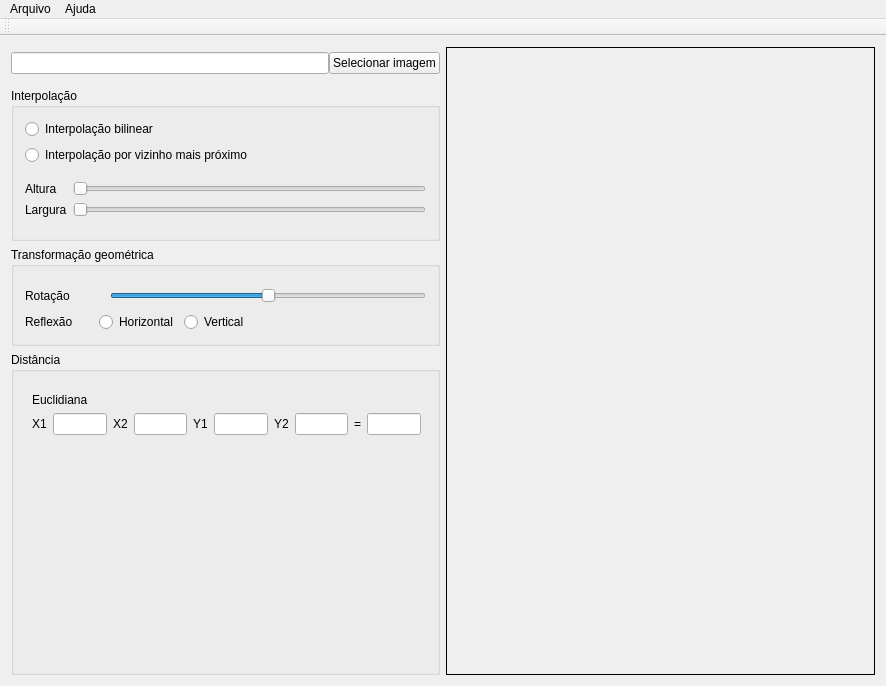
Above: qt/mainwindow.ui from herodrigues/cvip before the change. Below: the same form after it.
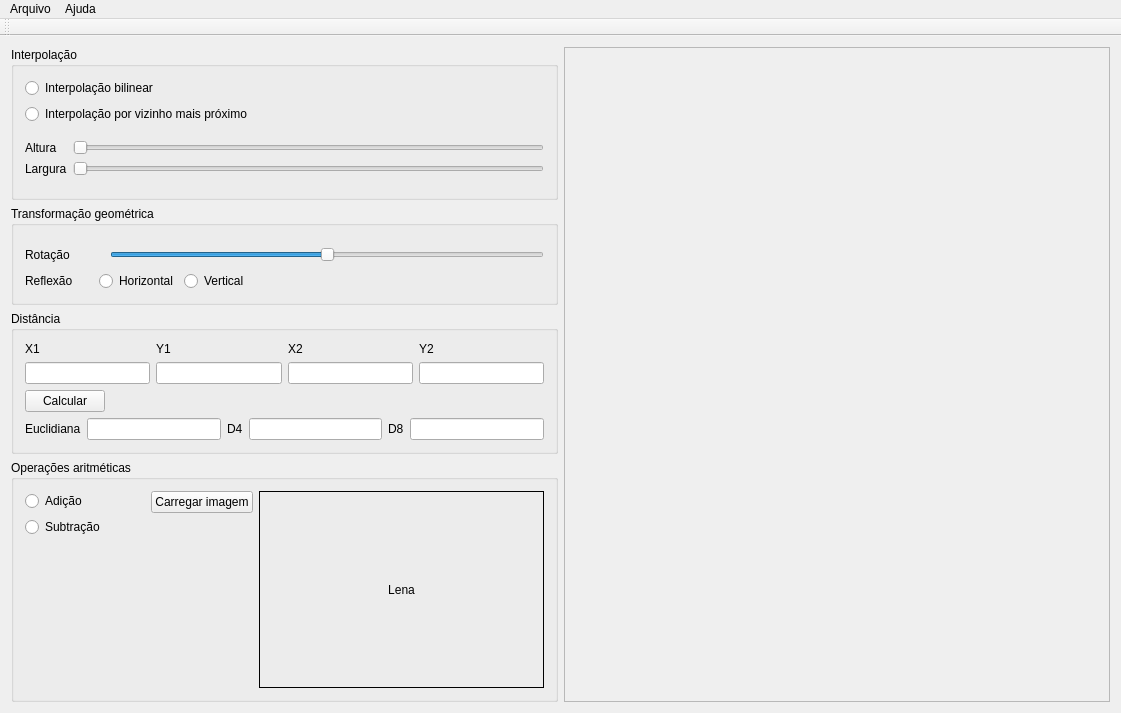
That is the form after the change.

Diff of the .ui file:
```diff
--- a/qt/mainwindow.ui
+++ b/qt/mainwindow.ui
@@ -6,16 +6,10 @@
    <rect>
     <x>0</x>
     <y>0</y>
-    <width>886</width>
-    <height>686</height>
+    <width>1121</width>
+    <height>713</height>
    </rect>
   </property>
-  <property name="sizePolicy">
-   <sizepolicy hsizetype="Preferred" vsizetype="Preferred">
-    <horstretch>0</horstretch>
-    <verstretch>0</verstretch>
-   </sizepolicy>
-  </property>
   <property name="windowTitle">
    <string>Image Processing using OpenCV and C++</string>
   </property>
@@ -23,33 +17,9 @@
    <layout class="QHBoxLayout" name="horizontalLayout_2">
     <item>
      <layout class="QVBoxLayout" name="verticalLayout_4">
-      <item>
-       <layout class="QHBoxLayout" name="horizontalLayout">
-        <property name="spacing">
-         <number>0</number>
-        </property>
-        <property name="topMargin">
-         <number>5</number>
-        </property>
-        <property name="bottomMargin">
-         <number>8</number>
-        </property>
-        <item>
-         <widget class="QLineEdit" name="imgLineEdit">
-          <property name="readOnly">
-           <bool>true</bool>
-          </property>
-         </widget>
-        </item>
-        <item>
-         <widget class="QPushButton" name="selectImgBtn">
-          <property name="text">
-           <string>Selecionar imagem</string>
-          </property>
-         </widget>
-        </item>
-       </layout>
-      </item>
+      <property name="sizeConstraint">
+       <enum>QLayout::SetFixedSize</enum>
+      </property>
       <item>
        <widget class="QGroupBox" name="groupBox">
         <property name="sizePolicy">
@@ -267,94 +237,275 @@
       </item>
       <item>
        <widget class="QGroupBox" name="groupBox_2">
+        <property name="sizePolicy">
+         <sizepolicy hsizetype="Preferred" vsizetype="Fixed">
+          <horstretch>0</horstretch>
+          <verstretch>0</verstretch>
+         </sizepolicy>
+        </property>
         <property name="title">
          <string>Distância</string>
         </property>
-        <widget class="QWidget" name="">
-         <property name="geometry">
-          <rect>
-           <x>10</x>
-           <y>30</y>
-           <width>411</width>
-           <height>64</height>
-          </rect>
-         </property>
-         <layout class="QVBoxLayout" name="verticalLayout_2">
-          <property name="sizeConstraint">
-           <enum>QLayout::SetMinimumSize</enum>
-          </property>
-          <item>
-           <widget class="QLabel" name="label_10">
-            <property name="text">
-             <string>Euclidiana</string>
-            </property>
-           </widget>
-          </item>
-          <item>
-           <layout class="QHBoxLayout" name="horizontalLayout_5">
-            <property name="sizeConstraint">
-             <enum>QLayout::SetMaximumSize</enum>
-            </property>
-            <item>
-             <widget class="QLabel" name="label_5">
-              <property name="text">
-               <string>X1</string>
-              </property>
-             </widget>
-            </item>
-            <item>
-             <widget class="QLineEdit" name="lineEdit"/>
-            </item>
-            <item>
-             <widget class="QLabel" name="label_8">
-              <property name="text">
-               <string>X2</string>
-              </property>
-             </widget>
-            </item>
-            <item>
-             <widget class="QLineEdit" name="lineEdit_4"/>
-            </item>
-            <item>
-             <widget class="QLabel" name="label_6">
-              <property name="text">
-               <string>Y1</string>
-              </property>
-             </widget>
-            </item>
-            <item>
-             <widget class="QLineEdit" name="lineEdit_2"/>
-            </item>
-            <item>
-             <widget class="QLabel" name="label_9">
-              <property name="text">
-               <string>Y2</string>
-              </property>
-             </widget>
-            </item>
-            <item>
-             <widget class="QLineEdit" name="lineEdit_5"/>
-            </item>
-            <item>
-             <widget class="QLabel" name="label_7">
-              <property name="text">
-               <string>=</string>
-              </property>
-             </widget>
-            </item>
-            <item>
-             <widget class="QLineEdit" name="lineEdit_3"/>
-            </item>
-           </layout>
-          </item>
-         </layout>
-        </widget>
+        <layout class="QVBoxLayout" name="verticalLayout_2">
+         <item>
+          <layout class="QGridLayout" name="gridLayout_2">
+           <item row="0" column="1">
+            <widget class="QLabel" name="label_6">
+             <property name="text">
+              <string>Y1</string>
+             </property>
+            </widget>
+           </item>
+           <item row="1" column="0">
+            <widget class="QLineEdit" name="lnX1">
+             <property name="sizePolicy">
+              <sizepolicy hsizetype="Minimum" vsizetype="Fixed">
+               <horstretch>0</horstretch>
+               <verstretch>0</verstretch>
+              </sizepolicy>
+             </property>
+            </widget>
+           </item>
+           <item row="1" column="3">
+            <widget class="QLineEdit" name="lnY2">
+             <property name="sizePolicy">
+              <sizepolicy hsizetype="Minimum" vsizetype="Fixed">
+               <horstretch>0</horstretch>
+               <verstretch>0</verstretch>
+              </sizepolicy>
+             </property>
+            </widget>
+           </item>
+           <item row="0" column="3">
+            <widget class="QLabel" name="label_9">
+             <property name="text">
+              <string>Y2</string>
+             </property>
+            </widget>
+           </item>
+           <item row="0" column="0">
+            <widget class="QLabel" name="label_5">
+             <property name="text">
+              <string>X1</string>
+             </property>
+            </widget>
+           </item>
+           <item row="0" column="2">
+            <widget class="QLabel" name="label_8">
+             <property name="text">
+              <string>X2</string>
+             </property>
+            </widget>
+           </item>
+           <item row="1" column="2">
+            <widget class="QLineEdit" name="lnX2">
+             <property name="sizePolicy">
+              <sizepolicy hsizetype="Minimum" vsizetype="Fixed">
+               <horstretch>0</horstretch>
+               <verstretch>0</verstretch>
+              </sizepolicy>
+             </property>
+            </widget>
+           </item>
+           <item row="1" column="1">
+            <widget class="QLineEdit" name="lnY1">
+             <property name="sizePolicy">
+              <sizepolicy hsizetype="Minimum" vsizetype="Fixed">
+               <horstretch>0</horstretch>
+               <verstretch>0</verstretch>
+              </sizepolicy>
+             </property>
+            </widget>
+           </item>
+          </layout>
+         </item>
+         <item>
+          <layout class="QHBoxLayout" name="horizontalLayout_5">
+           <item>
+            <widget class="QPushButton" name="pushButton">
+             <property name="text">
+              <string>Calcular</string>
+             </property>
+            </widget>
+           </item>
+           <item>
+            <spacer name="horizontalSpacer_5">
+             <property name="orientation">
+              <enum>Qt::Horizontal</enum>
+             </property>
+             <property name="sizeHint" stdset="0">
+              <size>
+               <width>308</width>
+               <height>20</height>
+              </size>
+             </property>
+            </spacer>
+           </item>
+          </layout>
+         </item>
+         <item>
+          <layout class="QHBoxLayout" name="horizontalLayout_8">
+           <item>
+            <widget class="QLabel" name="label_10">
+             <property name="text">
+              <string>Euclidiana</string>
+             </property>
+            </widget>
+           </item>
+           <item>
+            <widget class="QLineEdit" name="lnEucd"/>
+           </item>
+           <item>
+            <widget class="QLabel" name="label_7">
+             <property name="text">
+              <string>D4</string>
+             </property>
+            </widget>
+           </item>
+           <item>
+            <widget class="QLineEdit" name="lnD4"/>
+           </item>
+           <item>
+            <widget class="QLabel" name="label_14">
+             <property name="text">
+              <string>D8</string>
+             </property>
+            </widget>
+           </item>
+           <item>
+            <widget class="QLineEdit" name="lnD8"/>
+           </item>
+          </layout>
+         </item>
+        </layout>
+       </widget>
+      </item>
+      <item>
+       <widget class="QGroupBox" name="groupBox_4">
+        <property name="title">
+         <string>Operações aritméticas</string>
+        </property>
+        <layout class="QFormLayout" name="formLayout">
+         <item row="0" column="0">
+          <layout class="QVBoxLayout" name="verticalLayout_8">
+           <item>
+            <widget class="QRadioButton" name="rbAdd">
+             <property name="sizePolicy">
+              <sizepolicy hsizetype="Preferred" vsizetype="Fixed">
+               <horstretch>0</horstretch>
+               <verstretch>0</verstretch>
+              </sizepolicy>
+             </property>
+             <property name="text">
+              <string>Adição</string>
+             </property>
+            </widget>
+           </item>
+           <item>
+            <widget class="QRadioButton" name="rbSub">
+             <property name="sizePolicy">
+              <sizepolicy hsizetype="Preferred" vsizetype="Fixed">
+               <horstretch>0</horstretch>
+               <verstretch>0</verstretch>
+              </sizepolicy>
+             </property>
+             <property name="text">
+              <string>Subtração</string>
+             </property>
+            </widget>
+           </item>
+           <item>
+            <spacer name="verticalSpacer_2">
+             <property name="orientation">
+              <enum>Qt::Vertical</enum>
+             </property>
+             <property name="sizeHint" stdset="0">
+              <size>
+               <width>20</width>
+               <height>40</height>
+              </size>
+             </property>
+            </spacer>
+           </item>
+          </layout>
+         </item>
+         <item row="0" column="1">
+          <layout class="QHBoxLayout" name="horizontalLayout_11">
+           <item>
+            <spacer name="horizontalSpacer_6">
+             <property name="orientation">
+              <enum>Qt::Horizontal</enum>
+             </property>
+             <property name="sizeType">
+              <enum>QSizePolicy::Fixed</enum>
+             </property>
+             <property name="sizeHint" stdset="0">
+              <size>
+               <width>40</width>
+               <height>20</height>
+              </size>
+             </property>
+            </spacer>
+           </item>
+           <item>
+            <layout class="QHBoxLayout" name="horizontalLayout">
+             <item>
+              <layout class="QVBoxLayout" name="verticalLayout_7">
+               <item>
+                <widget class="QPushButton" name="pushButton_3">
+                 <property name="sizePolicy">
+                  <sizepolicy hsizetype="Fixed" vsizetype="Fixed">
+                   <horstretch>0</horstretch>
+                   <verstretch>0</verstretch>
+                  </sizepolicy>
+                 </property>
+                 <property name="text">
+                  <string>Carregar imagem</string>
+                 </property>
+                </widget>
+               </item>
+               <item>
+                <spacer name="verticalSpacer">
+                 <property name="orientation">
+                  <enum>Qt::Vertical</enum>
+                 </property>
+                 <property name="sizeHint" stdset="0">
+                  <size>
+                   <width>20</width>
+                   <height>40</height>
+                  </size>
+                 </property>
+                </spacer>
+               </item>
+              </layout>
+             </item>
+             <item>
+              <widget class="QLabel" name="tmpImage">
+               <property name="styleSheet">
+                <string notr="true">border: 1px solid;</string>
+               </property>
+               <property name="text">
+                <string>Lena</string>
+               </property>
+               <property name="scaledContents">
+                <bool>false</bool>
+               </property>
+               <property name="alignment">
+                <set>Qt::AlignCenter</set>
+               </property>
+              </widget>
+             </item>
+            </layout>
+           </item>
+          </layout>
+         </item>
+        </layout>
        </widget>
       </item>
      </layout>
     </item>
     <item>
-     <widget class="QLabel" name="modifiedImg">
+     <widget class="QScrollArea" name="scrollArea">
       <property name="sizePolicy">
        <sizepolicy hsizetype="Expanding" vsizetype="Expanding">
         <horstretch>0</horstretch>
@@ -362,14 +513,42 @@
        </sizepolicy>
       </property>
       <property name="styleSheet">
-       <string notr="true">border: 1px solid;</string>
+       <string notr="true"/>
       </property>
-      <property name="text">
-       <string/>
+      <property name="widgetResizable">
+       <bool>true</bool>
       </property>
-      <property name="alignment">
-       <set>Qt::AlignCenter</set>
-      </property>
+      <widget class="QWidget" name="scrollAreaWidgetContents">
+       <property name="geometry">
+        <rect>
+         <x>0</x>
+         <y>0</y>
+         <width>463</width>
+         <height>653</height>
+        </rect>
+       </property>
+       <layout class="QVBoxLayout" name="verticalLayout_6">
+        <item>
+         <widget class="QLabel" name="modifiedImg">
+          <property name="sizePolicy">
+           <sizepolicy hsizetype="Expanding" vsizetype="Expanding">
+            <horstretch>0</horstretch>
+            <verstretch>0</verstretch>
+           </sizepolicy>
+          </property>
+          <property name="styleSheet">
+           <string notr="true"/>
+          </property>
+          <property name="text">
+           <string/>
+          </property>
+          <property name="alignment">
+           <set>Qt::AlignCenter</set>
+          </property>
+         </widget>
+        </item>
+       </layout>
+      </widget>
      </widget>
     </item>
    </layout>
@@ -379,7 +558,7 @@
     <rect>
      <x>0</x>
      <y>0</y>
-     <width>886</width>
+     <width>1121</width>
      <height>27</height>
     </rect>
    </property>
```
Left out of the diff: 32 changed lines with no effect on the pictures.
